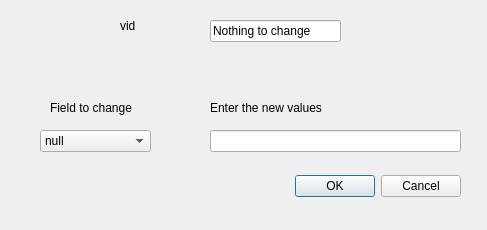
Qt form ui/edit_visit.ui (LabNeuroCogDevel/LNCDschedule) before a commit.
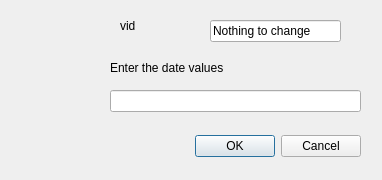
The same form after that commit.

The edit to the form file:
```diff
--- a/ui/edit_visit.ui
+++ b/ui/edit_visit.ui
@@ -6,8 +6,8 @@
    <rect>
     <x>0</x>
     <y>0</y>
-    <width>487</width>
-    <height>230</height>
+    <width>382</width>
+    <height>180</height>
    </rect>
   </property>
   <property name="windowTitle">
@@ -16,8 +16,8 @@
   <widget class="QDialogButtonBox" name="buttonBox">
    <property name="geometry">
     <rect>
-     <x>120</x>
-     <y>170</y>
+     <x>20</x>
+     <y>130</y>
      <width>341</width>
      <height>32</height>
     </rect>
@@ -32,8 +32,8 @@
   <widget class="QLineEdit" name="value_box">
    <property name="geometry">
     <rect>
-     <x>210</x>
-     <y>130</y>
+     <x>110</x>
+     <y>90</y>
      <width>251</width>
      <height>22</height>
     </rect>
@@ -42,72 +42,14 @@
   <widget class="QLabel" name="who_label_2">
    <property name="geometry">
     <rect>
-     <x>210</x>
-     <y>100</y>
+     <x>110</x>
+     <y>60</y>
      <width>161</width>
      <height>16</height>
     </rect>
    </property>
    <property name="text">
-    <string>Enter the new values</string>
-   </property>
-  </widget>
-  <widget class="QComboBox" name="ctype_box">
-   <property name="geometry">
-    <rect>
-     <x>40</x>
-     <y>130</y>
-     <width>111</width>
-     <height>22</height>
-    </rect>
-   </property>
-   <item>
-    <property name="text">
-     <string>null</string>
-    </property>
-   </item>
-   <item>
-    <property name="text">
-     <string>Day</string>
-    </property>
-   </item>
-   <item>
-    <property name="text">
-     <string>Study </string>
-    </property>
-   </item>
-   <item>
-    <property name="text">
-     <string>Vstatus</string>
-    </property>
-   </item>
-   <item>
-    <property name="text">
-     <string>Vtype</string>
-    </property>
-   </item>
-   <item>
-    <property name="text">
-     <string>Vscore</string>
-    </property>
-   </item>
-   <item>
-    <property name="text">
-     <string>Age</string>
-    </property>
-   </item>
-  </widget>
-  <widget class="QLabel" name="who_label_3">
-   <property name="geometry">
-    <rect>
-     <x>50</x>
-     <y>100</y>
-     <width>161</width>
-     <height>16</height>
-    </rect>
-   </property>
-   <property name="text">
-    <string>Field to change</string>
+    <string>Enter the date values</string>
    </property>
   </widget>
   <widget class="QLabel" name="schedule_what_label_2">
```
